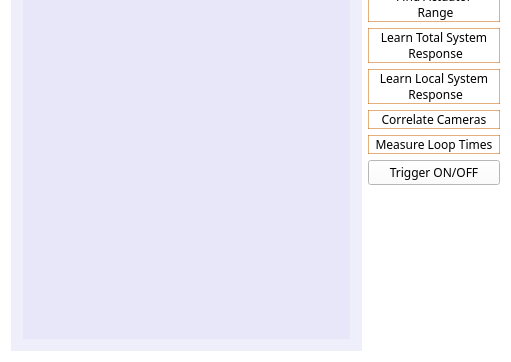
First picture: the form in feedback_cam.ui, repository Joseph459459/kHz-STABILIZER, before the edit; both pictures show x 0 to 511 and y 358 to 720 of the 511 by 720 pixel window.
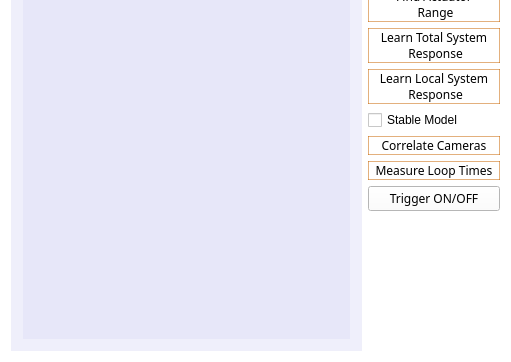
Second picture: the form after the edit. Custom widgets are drawn as their Qt base class.

Commit message: optional stable model

```diff
--- a/feedback_cam.ui
+++ b/feedback_cam.ui
@@ -394,6 +394,13 @@
         </property>
        </widget>
       </item>
+      <item>
+       <widget class="QCheckBox" name="stableModelBox">
+        <property name="text">
+         <string>Stable Model</string>
+        </property>
+       </widget>
+      </item>
       <item>
        <widget class="QPushButton" name="correlateCamerasButton">
         <property name="sizePolicy">
```
The commit also changes 6 other files.
